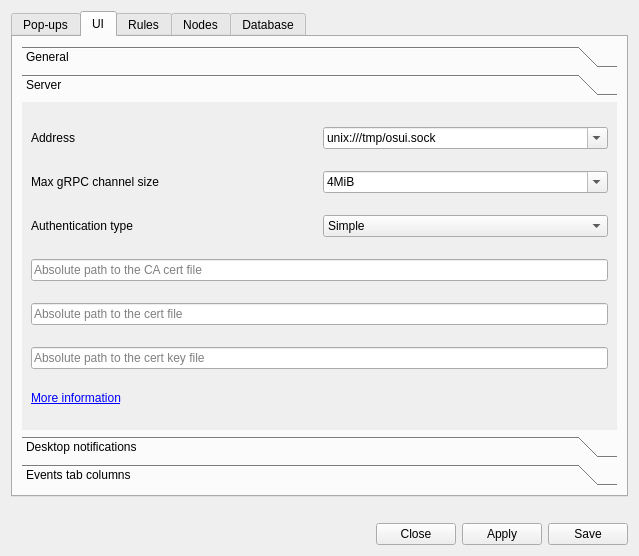
evilsocket/opensnitch, file ui/opensnitch/res/preferences.ui: the form before one commit.
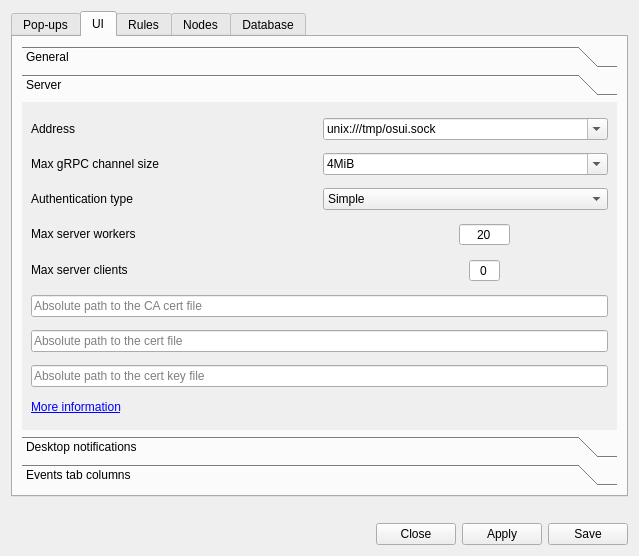
The form after the commit. The open tabs and pages were chosen to show the change. Icons and pictures are not drawn.

Commit message:
ui,prefs: allow configuring server's max workers and clients
Related: c356c82ac79907c82d1631b2e584a0e883754942

The edit to the form file:
```diff
--- a/ui/opensnitch/res/preferences.ui
+++ b/ui/opensnitch/res/preferences.ui
@@ -164,7 +164,7 @@
             <x>0</x>
             <y>0</y>
             <width>599</width>
-            <height>331</height>
+            <height>334</height>
            </rect>
           </property>
           <attribute name="label">
@@ -386,7 +386,7 @@
             <x>0</x>
             <y>0</y>
             <width>599</width>
-            <height>331</height>
+            <height>334</height>
            </rect>
           </property>
           <attribute name="label">
@@ -528,13 +528,16 @@
             <x>0</x>
             <y>0</y>
             <width>599</width>
-            <height>328</height>
+            <height>330</height>
            </rect>
           </property>
           <attribute name="label">
            <string>General</string>
           </attribute>
           <layout class="QGridLayout" name="gridLayout_5">
+           <property name="topMargin">
+            <number>0</number>
+           </property>
            <item row="16" column="0">
             <widget class="QLabel" name="labelUIDensity">
              <property name="sizePolicy">
@@ -868,26 +871,44 @@
            <rect>
             <x>0</x>
             <y>0</y>
-            <width>316</width>
-            <height>200</height>
+            <width>599</width>
+            <height>330</height>
            </rect>
           </property>
           <attribute name="label">
            <string>Server</string>
           </attribute>
           <layout class="QGridLayout" name="gridLayout_13">
-           <item row="5" column="0" colspan="2">
-            <widget class="QLineEdit" name="lineCertKeyFile">
-             <property name="placeholderText">
-              <string>Absolute path to the cert key file</string>
+           <item row="0" column="0">
+            <widget class="QLabel" name="label_32">
+             <property name="sizePolicy">
+              <sizepolicy hsizetype="Preferred" vsizetype="Maximum">
+               <horstretch>0</horstretch>
+               <verstretch>0</verstretch>
+              </sizepolicy>
+             </property>
+             <property name="toolTip">
+              <string>Set the address where the GUI is listening for new nodes.
+
+It can be a unix socket: unix:///run/user/1000/opensnitch/osui.sock
+
+or a network socket: 127.0.0.1:50051</string>
+             </property>
+             <property name="text">
+              <string>Address</string>
              </property>
             </widget>
            </item>
-           <item row="3" column="0" colspan="2">
-            <widget class="QLineEdit" name="lineCACertFile">
-             <property name="placeholderText">
-              <string>Absolute path to the CA cert file</string>
+           <item row="0" column="1">
+            <widget class="QComboBox" name="comboServerAddr">
+             <property name="editable">
+              <bool>true</bool>
              </property>
+             <item>
+              <property name="text">
+               <string>unix:///tmp/osui.sock</string>
+              </property>
+             </item>
             </widget>
            </item>
            <item row="1" column="0">
@@ -900,6 +921,36 @@
              </property>
             </widget>
            </item>
+           <item row="1" column="1">
+            <widget class="QComboBox" name="comboGrpcMsgSize">
+             <property name="editable">
+              <bool>true</bool>
+             </property>
+             <property name="currentText">
+              <string notr="true">4MiB</string>
+             </property>
+             <item>
+              <property name="text">
+               <string>4MiB</string>
+              </property>
+             </item>
+             <item>
+              <property name="text">
+               <string>8MiB</string>
+              </property>
+             </item>
+             <item>
+              <property name="text">
+               <string>16MiB</string>
+              </property>
+             </item>
+             <item>
+              <property name="text">
+               <string>32MiB</string>
+              </property>
+             </item>
+            </widget>
+           </item>
            <item row="2" column="0">
             <widget class="QLabel" name="label_24">
              <property name="toolTip">
@@ -912,13 +963,6 @@
              </property>
             </widget>
            </item>
-           <item row="4" column="0" colspan="2">
-            <widget class="QLineEdit" name="lineCertFile">
-             <property name="placeholderText">
-              <string>Absolute path to the cert file</string>
-             </property>
-            </widget>
-           </item>
            <item row="2" column="1">
             <widget class="QComboBox" name="comboAuthType">
              <item>
@@ -938,37 +982,42 @@
              </item>
             </widget>
            </item>
-           <item row="1" column="1">
-            <widget class="QComboBox" name="comboGrpcMsgSize">
-             <property name="editable">
-              <bool>true</bool>
+           <item row="3" column="0">
+            <widget class="QLabel" name="label_34">
+             <property name="sizePolicy">
+              <sizepolicy hsizetype="Preferred" vsizetype="Maximum">
+               <horstretch>0</horstretch>
+               <verstretch>0</verstretch>
+              </sizepolicy>
              </property>
-             <property name="currentText">
-              <string notr="true">4MiB</string>
+             <property name="toolTip">
+              <string>This option configures the server workers. Each connected node consumes about 2 workers.
+If there're more nodes than workers, the GUI will not allow new messages from nodes until
+you configure this option accordingly.</string>
              </property>
-             <item>
-              <property name="text">
-               <string>4MiB</string>
-              </property>
-             </item>
-             <item>
-              <property name="text">
-               <string>8MiB</string>
-              </property>
-             </item>
-             <item>
-              <property name="text">
-               <string>16MiB</string>
-              </property>
-             </item>
-             <item>
-              <property name="text">
-               <string>32MiB</string>
-              </property>
-             </item>
+             <property name="text">
+              <string>Max server workers</string>
+             </property>
             </widget>
            </item>
-           <item row="6" column="0" colspan="2">
+           <item row="4" column="0">
+            <widget class="QLabel" name="label_35">
+             <property name="sizePolicy">
+              <sizepolicy hsizetype="Preferred" vsizetype="Maximum">
+               <horstretch>0</horstretch>
+               <verstretch>0</verstretch>
+              </sizepolicy>
+             </property>
+             <property name="toolTip">
+              <string>This option limits the number of nodes (incoming connections).
+Set it to 0 to disable the limit.</string>
+             </property>
+             <property name="text">
+              <string>Max server clients</string>
+             </property>
+            </widget>
+           </item>
+           <item row="8" column="0">
             <widget class="QLabel" name="label_28">
              <property name="sizePolicy">
               <sizepolicy hsizetype="Preferred" vsizetype="Maximum">
@@ -987,36 +1036,201 @@
              </property>
             </widget>
            </item>
-           <item row="0" column="0">
-            <widget class="QLabel" name="label_32">
-             <property name="sizePolicy">
-              <sizepolicy hsizetype="Preferred" vsizetype="Maximum">
-               <horstretch>0</horstretch>
-               <verstretch>0</verstretch>
-              </sizepolicy>
+           <item row="4" column="1">
+            <layout class="QHBoxLayout" name="horizontalLayout_14">
+             <property name="spacing">
+              <number>0</number>
              </property>
-             <property name="toolTip">
-              <string>Set the address where the GUI is listening for new nodes.
-
-It can be a unix socket: unix:///run/user/1000/opensnitch/osui.sock
-
-or a network socket: 127.0.0.1:50051</string>
+             <item>
+              <spacer name="horizontalSpacer_7">
+               <property name="orientation">
+                <enum>Qt::Horizontal</enum>
+               </property>
+               <property name="sizeType">
+                <enum>QSizePolicy::Policy::Preferred</enum>
+               </property>
+               <property name="sizeHint" stdset="0">
+                <size>
+                 <width>40</width>
+                 <height>20</height>
+                </size>
+               </property>
+              </spacer>
+             </item>
+             <item>
+              <widget class="QPushButton" name="cmdGrpcClientsDown">
+               <property name="sizePolicy">
+                <sizepolicy hsizetype="Maximum" vsizetype="Maximum">
+                 <horstretch>0</horstretch>
+                 <verstretch>0</verstretch>
+                </sizepolicy>
+               </property>
+               <property name="text">
+                <string/>
+               </property>
+               <property name="icon">
+                <iconset theme="list-add">
+                 <normaloff>../../../../../../../../../../../../../../.designer/backup</normaloff>../../../../../../../../../../../../../../.designer/backup</iconset>
+               </property>
+               <property name="flat">
+                <bool>true</bool>
+               </property>
+              </widget>
+             </item>
+             <item>
+              <widget class="QSpinBox" name="spinGrpcMaxClients">
+               <property name="sizePolicy">
+                <sizepolicy hsizetype="Maximum" vsizetype="Fixed">
+                 <horstretch>0</horstretch>
+                 <verstretch>0</verstretch>
+                </sizepolicy>
+               </property>
+               <property name="alignment">
+                <set>Qt::AlignmentFlag::AlignCenter</set>
+               </property>
+               <property name="buttonSymbols">
+                <enum>QAbstractSpinBox::ButtonSymbols::NoButtons</enum>
+               </property>
+               <property name="accelerated">
+                <bool>true</bool>
+               </property>
+               <property name="maximum">
+                <number>100</number>
+               </property>
+               <property name="value">
+                <number>0</number>
+               </property>
+              </widget>
+             </item>
+             <item>
+              <widget class="QPushButton" name="cmdGrpcClientsUp">
+               <property name="sizePolicy">
+                <sizepolicy hsizetype="Fixed" vsizetype="Maximum">
+                 <horstretch>0</horstretch>
+                 <verstretch>0</verstretch>
+                </sizepolicy>
+               </property>
+               <property name="text">
+                <string/>
+               </property>
+               <property name="icon">
+                <iconset theme="list-remove">
+                 <normaloff>../../../../../../../../../../../../../../.designer/backup</normaloff>../../../../../../../../../../../../../../.designer/backup</iconset>
+               </property>
+               <property name="flat">
+                <bool>true</bool>
+               </property>
+              </widget>
+             </item>
+            </layout>
+           </item>
+           <item row="3" column="1">
+            <layout class="QHBoxLayout" name="horizontalLayout_15">
+             <property name="spacing">
+              <number>0</number>
              </property>
-             <property name="text">
-              <string>Address</string>
+             <item>
+              <spacer name="horizontalSpacer_6">
+               <property name="orientation">
+                <enum>Qt::Horizontal</enum>
+               </property>
+               <property name="sizeType">
+                <enum>QSizePolicy::Policy::Preferred</enum>
+               </property>
+               <property name="sizeHint" stdset="0">
+                <size>
+                 <width>40</width>
+                 <height>20</height>
+                </size>
+               </property>
+              </spacer>
+             </item>
+             <item>
+              <widget class="QPushButton" name="cmdGrpcWorkersDown">
+               <property name="sizePolicy">
+                <sizepolicy hsizetype="Maximum" vsizetype="Maximum">
+                 <horstretch>0</horstretch>
+                 <verstretch>0</verstretch>
+                </sizepolicy>
+               </property>
+               <property name="text">
+                <string/>
+               </property>
+               <property name="icon">
+                <iconset theme="list-add">
+                 <normaloff>../../../../../../../../../../../../../../.designer/backup</normaloff>../../../../../../../../../../../../../../.designer/backup</iconset>
+               </property>
+               <property name="flat">
+                <bool>true</bool>
+               </property>
+              </widget>
+             </item>
+             <item>
+              <widget class="QSpinBox" name="spinGrpcMaxWorkers">
+               <property name="sizePolicy">
+                <sizepolicy hsizetype="Maximum" vsizetype="Fixed">
+                 <horstretch>0</horstretch>
+                 <verstretch>0</verstretch>
+                </sizepolicy>
+               </property>
+               <property name="alignment">
+                <set>Qt::AlignmentFlag::AlignCenter</set>
+               </property>
+               <property name="buttonSymbols">
+                <enum>QAbstractSpinBox::ButtonSymbols::NoButtons</enum>
+               </property>
+               <property name="accelerated">
+                <bool>true</bool>
+               </property>
+               <property name="maximum">
+                <number>100000</number>
+               </property>
+               <property name="value">
+                <number>20</number>
+               </property>
+              </widget>
+             </item>
+             <item>
+              <widget class="QPushButton" name="cmdGrpcWorkersUp">
+               <property name="sizePolicy">
+                <sizepolicy hsizetype="Fixed" vsizetype="Maximum">
+                 <horstretch>0</horstretch>
+                 <verstretch>0</verstretch>
+                </sizepolicy>
+               </property>
+               <property name="text">
+                <string/>
+               </property>
+               <property name="icon">
+                <iconset theme="list-remove">
+                 <normaloff>../../../../../../../../../../../../../../.designer/backup</normaloff>../../../../../../../../../../../../../../.designer/backup</iconset>
+               </property>
+               <property name="flat">
+                <bool>true</bool>
+               </property>
+              </widget>
+             </item>
+            </layout>
+           </item>
+           <item row="5" column="0" colspan="2">
+            <widget class="QLineEdit" name="lineCACertFile">
+             <property name="placeholderText">
+              <string>Absolute path to the CA cert file</string>
              </property>
             </widget>
            </item>
-           <item row="0" column="1">
-            <widget class="QComboBox" name="comboServerAddr">
-             <property name="editable">
-              <bool>true</bool>
+           <item row="6" column="0" colspan="2">
+            <widget class="QLineEdit" name="lineCertFile">
+             <property name="placeholderText">
+              <string>Absolute path to the cert file</string>
              </property>
-             <item>
-              <property name="text">
-               <string>unix:///tmp/osui.sock</string>
-              </property>
-             </item>
+            </widget>
+           </item>
+           <item row="7" column="0" colspan="2">
+            <widget class="QLineEdit" name="lineCertKeyFile">
+             <property name="placeholderText">
+              <string>Absolute path to the cert key file</string>
+             </property>
             </widget>
            </item>
           </layout>
@@ -1026,8 +1240,8 @@
            <rect>
             <x>0</x>
             <y>0</y>
-            <width>319</width>
-            <height>109</height>
+            <width>599</width>
+            <height>330</height>
            </rect>
           </property>
           <attribute name="label">
@@ -1122,8 +1336,8 @@
            <rect>
             <x>0</x>
             <y>0</y>
-            <width>321</width>
-            <height>131</height>
+            <width>599</width>
+            <height>330</height>
            </rect>
           </property>
           <attribute name="label">
@@ -1495,7 +1709,7 @@
             <x>0</x>
             <y>0</y>
             <width>599</width>
-            <height>232</height>
+            <height>234</height>
            </rect>
           </property>
           <attribute name="label">
@@ -1788,7 +2002,7 @@
            <rect>
             <x>0</x>
             <y>0</y>
-            <width>295</width>
+            <width>294</width>
             <height>204</height>
            </rect>
           </property>
@@ -1926,8 +2140,8 @@
            <rect>
             <x>0</x>
             <y>0</y>
-            <width>226</width>
-            <height>130</height>
+            <width>225</width>
+            <height>125</height>
            </rect>
           </property>
           <attribute name="label">
@@ -2027,8 +2241,8 @@
            <rect>
             <x>0</x>
             <y>0</y>
-            <width>432</width>
-            <height>186</height>
+            <width>599</width>
+            <height>234</height>
            </rect>
           </property>
           <attribute name="label">
```
The commit also changes 2 other files.
